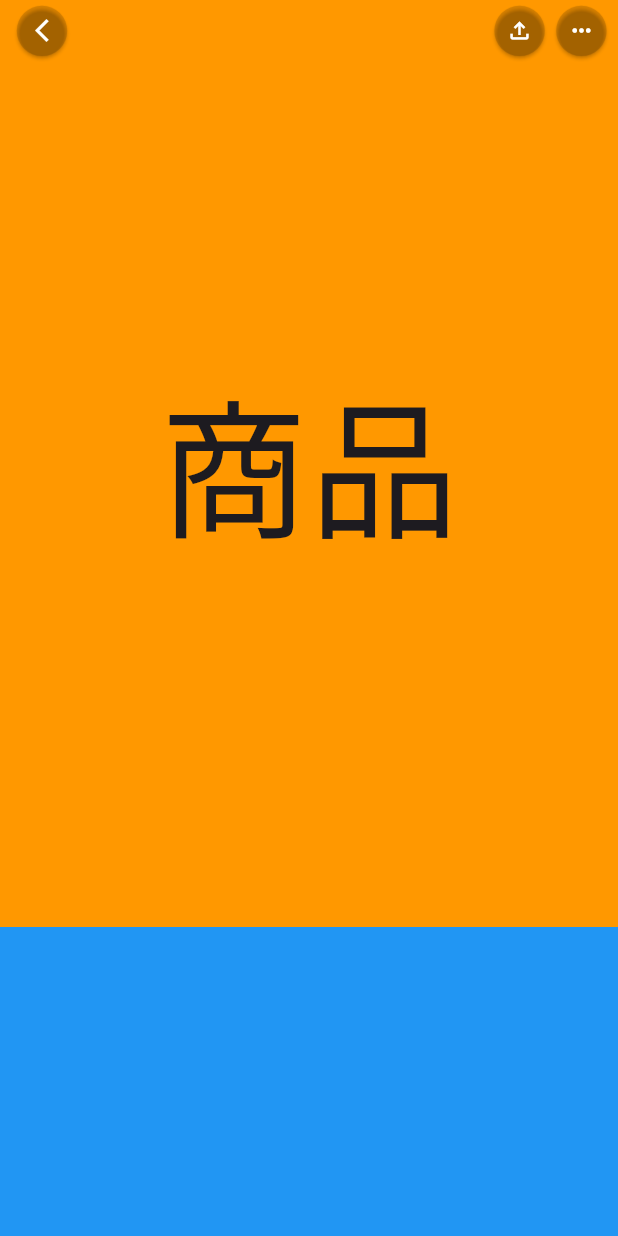
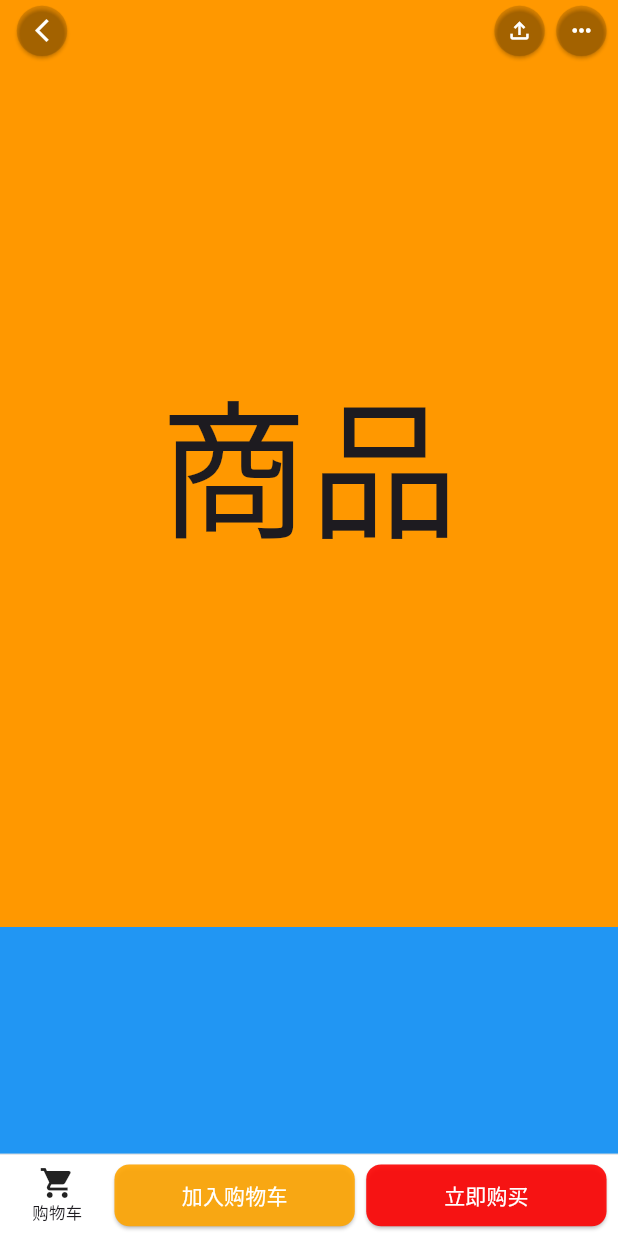
Before and after one commit to nicoleandlilli/xmshop, a Flutter app: the ProductContentView screen opened by its route, on a phone screen of 412 x 824 dp. Run offline on Flutter 3.47's test engine with Material 3 defaults, Android fonts, the phone set to English and light mode, and no system bars; our stand-ins replace dio, flutter_screenutil, flutter_swiper_view, get, shared_preferences; accounts and stored records are empty; network calls fail.

Commit message:
添加省心优惠后详情界面的弹框和底部购物车悬浮框

```diff
--- a/lib/app/modules/productContent/views/product_content_view.dart
+++ b/lib/app/modules/productContent/views/product_content_view.dart
@@ -7,13 +7,8 @@ import '../../../services/screenAdapter.dart';
 class ProductContentView extends GetView<ProductContentController>{
   const ProductContentView({super.key});
 
-  @override
-  Widget build(BuildContext context) {
-    return  Scaffold(
-      extendBodyBehindAppBar: true, //实现透明导航
-      appBar: PreferredSize(
-          preferredSize: Size.fromHeight(ScreenAdapter.height(120)),
-          child: Obx(
+  Widget _appBar(BuildContext context) {
+    return Obx(
           () => AppBar(
         leading: Container(
           alignment: Alignment.center,
@@ -21,18 +16,16 @@ class ProductContentView extends GetView<ProductContentController>{
               width: ScreenAdapter.width(88),
               height: ScreenAdapter.width(88),
               child: ElevatedButton(
-                      onPressed: () {},
+                onPressed: () {
+                  Get.back();
+                },
                 style: ButtonStyle(
                   //注意:去掉button默认的padding
-                          padding: MaterialStateProperty.all(
-                              const EdgeInsets.all(0)),
+                    padding: MaterialStateProperty.all(const EdgeInsets.all(0)),
                     alignment: Alignment.center,
-                          backgroundColor:
-                          MaterialStateProperty.all(Colors.black12),
-                          foregroundColor:
-                          MaterialStateProperty.all(Colors.white),
-                          shape:
-                          MaterialStateProperty.all(const CircleBorder())),
+                    backgroundColor: MaterialStateProperty.all(Colors.black12),
+                    foregroundColor: MaterialStateProperty.all(Colors.white),
+                    shape: MaterialStateProperty.all(const CircleBorder())),
                 child: const Icon(
                   Icons.arrow_back_ios_new_outlined,
                 ),
@@ -52,22 +45,16 @@ class ProductContentView extends GetView<ProductContentController>{
                       //跳转到指定的容器
                       if (v["id"] == 1) {
                         Scrollable.ensureVisible(
-                                  controller.gk1.currentContext
-                                  as BuildContext,
-                                  duration:
-                                  const Duration(milliseconds: 100));
+                            controller.gk1.currentContext as BuildContext,
+                            duration: const Duration(milliseconds: 100));
                       } else if (v["id"] == 2) {
                         Scrollable.ensureVisible(
-                                  controller.gk2.currentContext
-                                  as BuildContext,
-                                  duration:
-                                  const Duration(milliseconds: 100));
+                            controller.gk2.currentContext as BuildContext,
+                            duration: const Duration(milliseconds: 100));
                       } else {
                         Scrollable.ensureVisible(
-                                  controller.gk3.currentContext
-                                  as BuildContext,
-                                  duration:
-                                  const Duration(milliseconds: 500));
+                            controller.gk3.currentContext as BuildContext,
+                            duration: const Duration(milliseconds: 500));
                       }
                     },
                     child: Column(
@@ -110,15 +97,11 @@ class ProductContentView extends GetView<ProductContentController>{
                 onPressed: () {},
                 style: ButtonStyle(
                   //注意:去掉button默认的padding
-                          padding: MaterialStateProperty.all(
-                              const EdgeInsets.all(0)),
+                    padding: MaterialStateProperty.all(const EdgeInsets.all(0)),
                     alignment: Alignment.center,
-                          backgroundColor:
-                          MaterialStateProperty.all(Colors.black12),
-                          foregroundColor:
-                          MaterialStateProperty.all(Colors.white),
-                          shape:
-                          MaterialStateProperty.all(const CircleBorder())),
+                    backgroundColor: MaterialStateProperty.all(Colors.black12),
+                    foregroundColor: MaterialStateProperty.all(Colors.white),
+                    shape: MaterialStateProperty.all(const CircleBorder())),
                 child: const Icon(
                   Icons.file_upload_outlined,
                 )),
@@ -128,25 +111,60 @@ class ProductContentView extends GetView<ProductContentController>{
             width: ScreenAdapter.width(88),
             height: ScreenAdapter.width(88),
             child: ElevatedButton(
-                      onPressed: () {},
+                onPressed: () {
+                  showMenu(
+                      color: Colors.black87.withOpacity(0.7),
+                      context: context,
+                      position: RelativeRect.fromLTRB(
+                          ScreenAdapter.width(800),
+                          ScreenAdapter.height(220),
+                          ScreenAdapter.width(20),
+                          0),
+                      items: [
+                        PopupMenuItem(
+                          child: Row(
+                            children: const [
+                              Icon(Icons.home, color: Colors.white),
+                              Text("首页", style: TextStyle(color: Colors.white))
+                            ],
+                          ),
+                        ),
+                        PopupMenuItem(
+                          child: Row(
+                            children: const [
+                              Icon(Icons.message, color: Colors.white),
+                              Text("消息", style: TextStyle(color: Colors.white))
+                            ],
+                          ),
+                        ),
+                        PopupMenuItem(
+                          child: Row(
+                            children: const [
+                              Icon(Icons.star, color: Colors.white),
+                              Text("收藏", style: TextStyle(color: Colors.white))
+                            ],
+                          ),
+                        )
+                      ]);
+                },
                 style: ButtonStyle(
                   //注意
                     padding: MaterialStateProperty.all(EdgeInsets.all(0)),
                     alignment: Alignment.center,
-                          backgroundColor:
-                          MaterialStateProperty.all(Colors.black12),
-                          foregroundColor:
-                          MaterialStateProperty.all(Colors.white),
-                          shape:
-                          MaterialStateProperty.all(const CircleBorder())),
+                    backgroundColor: MaterialStateProperty.all(Colors.black12),
+                    foregroundColor: MaterialStateProperty.all(Colors.white),
+                    shape: MaterialStateProperty.all(const CircleBorder())),
                 child: const Icon(
                   Icons.more_horiz_rounded,
                 )),
           ),
         ],
       ),
-          )),
-      body: SingleChildScrollView(
+    );
+  }
+
+  Widget _body() {
+    return SingleChildScrollView(
       controller: controller.scrollController,
       child: Column(
         children: [
@@ -176,6 +194,92 @@ class ProductContentView extends GetView<ProductContentController>{
           ),
         ],
       ),
+    );
+  }
+
+  Widget _bottom() {
+    return Positioned(
+        bottom: 0,
+        left: 0,
+        right: 0,
+        child: Container(
+          height: ScreenAdapter.height(160),
+          decoration: BoxDecoration(
+              color: Colors.white,
+              border: Border(
+                  top: BorderSide(
+                      width: ScreenAdapter.width(2), color: Colors.black12))),
+          child: Row(
+            children: [
+              SizedBox(
+                width: ScreenAdapter.width(200),
+                height: ScreenAdapter.height(160),
+                child: Column(
+                  mainAxisAlignment: MainAxisAlignment.center,
+                  children: [
+                    const Icon(Icons.shopping_cart),
+                    Text(
+                      "购物车",
+                      style: TextStyle(fontSize: ScreenAdapter.fontSize(32)),
+                    )
+                  ],
+                ),
+              ),
+              Expanded(
+                  flex: 1,
+                  child: Container(
+                    height: ScreenAdapter.height(120),
+                    margin: EdgeInsets.only(right: ScreenAdapter.width(20)),
+                    child: ElevatedButton(
+                      style: ButtonStyle(
+                          backgroundColor: MaterialStateProperty.all(
+                              const Color.fromRGBO(255, 165, 0, 0.9)),
+                          foregroundColor:
+                          MaterialStateProperty.all(Colors.white),
+                          shape: MaterialStateProperty.all(
+                            // CircleBorder()
+                              RoundedRectangleBorder(
+                                  borderRadius: BorderRadius.circular(10)))),
+                      onPressed: () {},
+                      child: Text("加入购物车"),
+                    ),
+                  )),
+              Expanded(
+                  flex: 1,
+                  child: Container(
+                    height: ScreenAdapter.height(120),
+                    margin: EdgeInsets.only(right: ScreenAdapter.width(20)),
+                    child: ElevatedButton(
+                      style: ButtonStyle(
+                          backgroundColor: MaterialStateProperty.all(
+                              const Color.fromRGBO(253, 1, 0, 0.9)),
+                          foregroundColor:
+                          MaterialStateProperty.all(Colors.white),
+                          shape: MaterialStateProperty.all(
+                            // CircleBorder()
+                              RoundedRectangleBorder(
+                                  borderRadius: BorderRadius.circular(10)))),
+                      onPressed: () {},
+                      child: Text("立即购买"),
+                    ),
+                  ))
+            ],
+          ),
+        ));
+  }
+
+  @override
+  Widget build(BuildContext context) {
+    return Scaffold(
+      extendBodyBehindAppBar: true, //实现透明导航
+      appBar: PreferredSize(
+          preferredSize: Size.fromHeight(ScreenAdapter.height(120)),
+          child: _appBar(context)),
+      body: Stack(
+        children: [
+          _body(),
+          _bottom(),
+        ],
       ),
     );
   }
```
Lines whose indentation alone changed are shown as unchanged.
